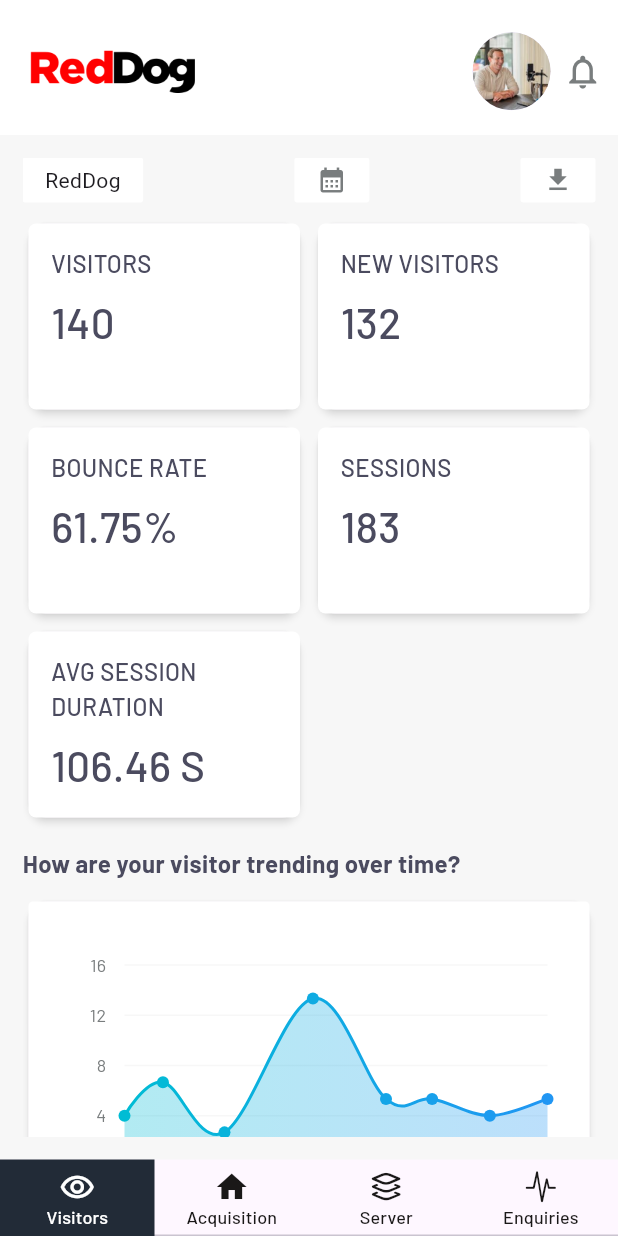
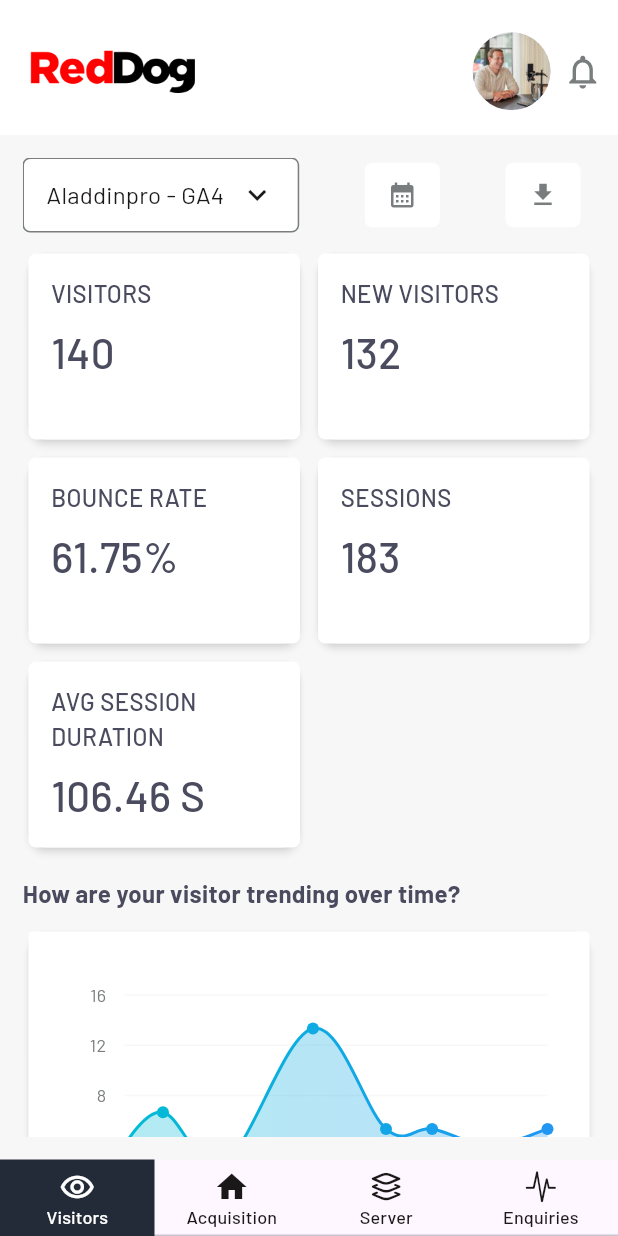
Before and after one commit to mirza-d3x/red_dog, a Flutter app: the screen it shows after launch, on a phone screen of 412 x 824 dp. Run offline on Flutter 3.47's test engine with Material 3 defaults, Android fonts, the phone set to English and light mode, and no system bars; drawn by our look-alikes of fl_chart; our stand-ins replace charts_flutter, percent_indicator, syncfusion_flutter_charts; missing offline and left inert: countries_world_map.

Commit message:
creating visitors screen,added drop down menu

```diff
--- a/lib/features/tabs/visitors_screen.dart
+++ b/lib/features/tabs/visitors_screen.dart
@@ -66,6 +66,8 @@ class _VisitorsScreenState extends State<VisitorsScreen> {
   ];
 
   bool showAvg = false;
+  dynamic selectedWebsite;
+  bool isSelectedFromDropDwn = false;
 
   @override
   Widget build(BuildContext context) {
@@ -123,21 +125,69 @@ class _VisitorsScreenState extends State<VisitorsScreen> {
                     mainAxisAlignment: MainAxisAlignment.spaceBetween,
                     children: [
                       Container(
+                        padding: const EdgeInsets.fromLTRB(15, 0, 15, 0),
+                        decoration: BoxDecoration(
+                          color: whiteColor,
+                          borderRadius: BorderRadius.circular(5),
+                          border: Border.all(color: titleTextColor)
+                        ),
+                        child: DropdownButtonHideUnderline(
+                          child: DropdownButton(
+                            icon: const Icon(
+                                Icons.keyboard_arrow_down_outlined,
+                              color: blackColor,
+                            ),
+                            // iconSize: 0,
+                            hint: selectedWebsite == null
+                                ? Row(
+                                  children: [
+                                    Text(
+                                    'Aladdinpro - GA4',
+                                    style: dropDownTextStyle
+                                    ),
+
+                                    const SizedBox(width: 10),
+                                  ],
+                                )
+                                : Row(
+                                  children: [
+                                    Text(
+                                        selectedWebsite,
+                                    style: dropDownTextStyle
+                                    ),
+                                    const SizedBox(width: 10),
+                                  ],
+                                ),
+                            value: selectedWebsite,
+                            onChanged: (newValue) {
+                              setState(() {
+                                isSelectedFromDropDwn = true;
+                                selectedWebsite = newValue;
+                              });
+                            },
+                            items: [
+                              'Codelattice',
+                              'Alddinpro - GA4',
+                            ].map((String value) {
+                              return DropdownMenuItem<String>(
+                                value: value,
+                                child: Text(value,
+                                    style: dropDownTextStyle
+                                ),
+                              );
+                            }).toList(),
+                          ),
+                        ),
+                      ),
+
+                      const SizedBox(width: 0),
+
+                      Container(
+                        height: 43,
                         padding: const EdgeInsets.fromLTRB(15, 5, 15, 5),
                         decoration: BoxDecoration(
                           color: whiteColor,
-                          borderRadius: BorderRadius.circular(2),
-                        ),
-                        child: Text(
-                          'RedDog'
-                        ),
-                      ),
-
-                      Container(
-                        padding: const EdgeInsets.fromLTRB(15, 5, 15, 5),
-                        decoration: BoxDecoration(
-                          color: whiteColor,
-                          borderRadius: BorderRadius.circular(2),
+                          borderRadius: BorderRadius.circular(5),
                         ),
                         child: const Icon(
                           Icons.calendar_month,
@@ -146,17 +196,23 @@ class _VisitorsScreenState extends State<VisitorsScreen> {
                         )
                       ),
 
-                      Container(
+                      const SizedBox(width: 0),
+
+                      Padding(
+                        padding: const EdgeInsets.only(right: 10),
+                        child: Container(
+                          height: 43,
                           padding: const EdgeInsets.fromLTRB(15, 5, 15, 5),
                           decoration: BoxDecoration(
                             color: whiteColor,
-                          borderRadius: BorderRadius.circular(2),
+                            borderRadius: BorderRadius.circular(5),
                           ),
                           child: const Icon(
                             Icons.download,
                             color: titleTextColor,
                             size: 20,
                           )
+                        ),
                       ),
                     ],
                   ),
--- a/lib/styles/text_styles.dart
+++ b/lib/styles/text_styles.dart
@@ -120,3 +120,9 @@ TextStyle graphLabelTextStyle = const TextStyle(
   color: titleTextColor,
   fontSize: 12,
 );
+
+TextStyle dropDownTextStyle = const TextStyle(
+  fontFamily: _regularFont,
+  color: blackColor,
+  fontSize: 16,
+);
```
Lines whose indentation alone changed are shown as unchanged.
